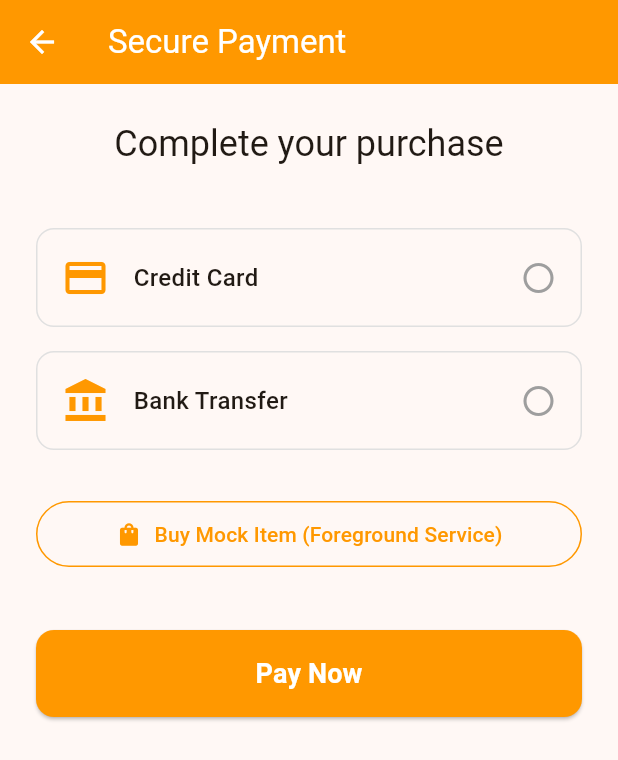
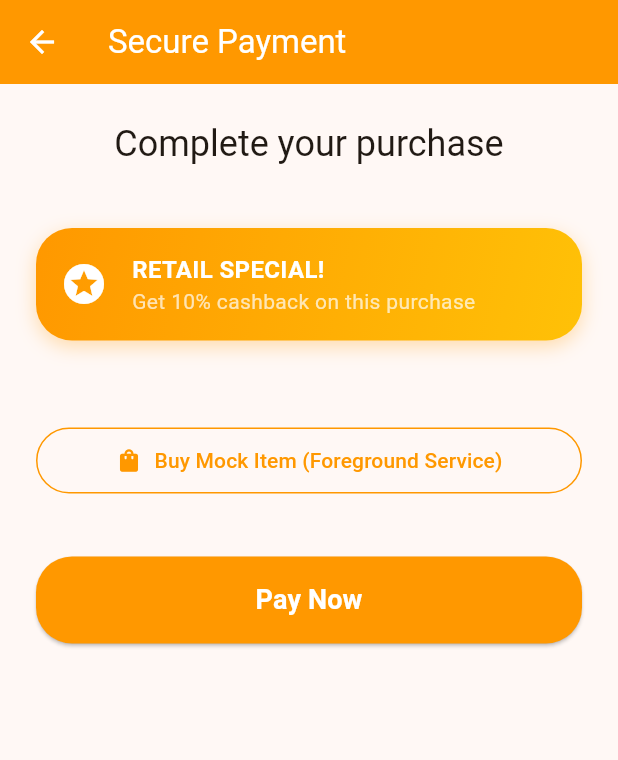
Before and after one commit to vitderkach/e_commerce_test_project, a Flutter app: the screen it shows after launch, after a tap on "Go to Payment", on a phone screen of 412 x 824 dp. Shown: the top 760 px of the screen. Run offline on Flutter 3.47's test engine with Material 3 defaults, Android fonts, the phone set to English and light mode, and no system bars; our stand-ins replace get_it; missing offline and left inert: statsfl.

Commit message:
Removed mocked widgets

```diff
--- a/lib/core/tenant/retail_shop_tenant.dart
+++ b/lib/core/tenant/retail_shop_tenant.dart
@@ -12,13 +12,28 @@ class RetailShopTenant implements TenantConfig {
         colorScheme: ColorScheme.fromSeed(
           seedColor: Colors.orange,
           primary: Colors.orange,
+          secondary: Colors.amber,
         ),
         extensions: [
           const AppThemeExtension(
             primaryColor: Colors.orange,
-            accentColor: Colors.deepOrangeAccent,
-            borderRadius: 12.0,
+            accentColor: Colors.amber,
+            borderRadius: 24.0,
           ),
         ],
+        elevatedButtonTheme: ElevatedButtonThemeData(
+          style: ElevatedButton.styleFrom(
+            shape: RoundedRectangleBorder(
+              borderRadius: BorderRadius.circular(24.0),
+            ),
+          ),
+        ),
+        outlinedButtonTheme: OutlinedButtonThemeData(
+          style: OutlinedButton.styleFrom(
+            shape: RoundedRectangleBorder(
+              borderRadius: BorderRadius.circular(24.0),
+            ),
+          ),
+        ),
       );
 }
--- a/lib/core/tenant/utility_pay_tenant.dart
+++ b/lib/core/tenant/utility_pay_tenant.dart
@@ -10,15 +10,35 @@ class UtilityPayTenant implements TenantConfig {
   ThemeData get themeData => ThemeData(
         useMaterial3: true,
         colorScheme: ColorScheme.fromSeed(
-          seedColor: Colors.blue,
-          primary: Colors.blue,
+          seedColor: const Color(0xFF1A237E), // Navy 900
+          primary: const Color(0xFF1A237E),
+          secondary: const Color(0xFF455A64), // Slate
         ),
         extensions: [
           const AppThemeExtension(
-            primaryColor: Colors.blue,
-            accentColor: Colors.lightBlueAccent,
-            borderRadius: 4.0,
+            primaryColor: Color(0xFF1A237E),
+            accentColor: Color(0xFF455A64),
+            borderRadius: 0.0, // Sharp edges
           ),
         ],
+        elevatedButtonTheme: ElevatedButtonThemeData(
+          style: ElevatedButton.styleFrom(
+            shape: const RoundedRectangleBorder(
+              borderRadius: BorderRadius.zero,
+            ),
+          ),
+        ),
+        outlinedButtonTheme: OutlinedButtonThemeData(
+          style: OutlinedButton.styleFrom(
+            shape: const RoundedRectangleBorder(
+              borderRadius: BorderRadius.zero,
+            ),
+          ),
+        ),
+        cardTheme: const CardThemeData(
+          shape: RoundedRectangleBorder(
+            borderRadius: BorderRadius.zero,
+          ),
+        ),
       );
 }
--- a/lib/main.dart
+++ b/lib/main.dart
@@ -3,7 +3,6 @@ import 'package:flutter/material.dart';
 import 'package:flutter/services.dart';
 import 'core/flavor/flavor_config.dart';
 import 'core/tenant/tenant_config.dart';
-import 'core/theme/app_theme_extension.dart';
 import 'core/di/injection.dart';
 import 'presentation/pages/payment_page.dart';
 import 'core/security/security_service.dart';
@@ -13,11 +12,8 @@ void main() async {
 
   await Injection.init();
 
-  // Request notification permission on app start (Android 13+)
   getIt<SecurityService>().requestNotificationPermission();
 
-  // In Flutter 3.16+, appFlavor from services.dart provides the flavor
-  // passed via the --flavor flag during build/run.
   FlavorConfig.initialize(appFlavor);
 
   runApp(const MultiTenantApp());
@@ -60,8 +56,6 @@ class TenantHomePage extends StatelessWidget {
               'Welcome to $title',
               style: Theme.of(context).textTheme.headlineMedium,
             ),
-            const SizedBox(height: 20),
-            const TenantBrandedWidget(),
             const SizedBox(height: 40),
             ElevatedButton.icon(
               onPressed: () {
@@ -94,30 +88,3 @@ class TenantHomePage extends StatelessWidget {
     );
   }
 }
-
-class TenantBrandedWidget extends StatelessWidget {
-  const TenantBrandedWidget({super.key});
-
-  @override
-  Widget build(BuildContext context) {
-    // Accessing tenant-specific theme tokens via ThemeExtension
-    final themeExt = Theme.of(context).extension<AppThemeExtension>()!;
-
-    return Container(
-      padding: const EdgeInsets.all(16),
-      decoration: BoxDecoration(
-        color: themeExt.accentColor.withValues(alpha: 0.2),
-        borderRadius: BorderRadius.circular(themeExt.borderRadius),
-        border: Border.all(color: themeExt.primaryColor, width: 2),
-      ),
-      child: Text(
-        'This widget is styled using ThemeExtension\nBorder Radius: ${themeExt.borderRadius}',
-        textAlign: TextAlign.center,
-        style: TextStyle(
-          color: themeExt.primaryColor,
-          fontWeight: FontWeight.bold,
-        ),
-      ),
-    );
-  }
-}
--- a/lib/presentation/pages/payment_page.dart
+++ b/lib/presentation/pages/payment_page.dart
@@ -1,9 +1,9 @@
 import 'package:flutter/material.dart';
-import 'package:statsfl/statsfl.dart';
 import '../../core/theme/app_theme_extension.dart';
 import '../../core/di/injection.dart';
 import '../../core/security/security_service.dart';
-import '../widgets/security_scanner_animation.dart';
+import '../../core/flavor/flavor_config.dart';
+import '../../core/flavor/app_flavor.dart';
 
 class PaymentPage extends StatefulWidget {
   const PaymentPage({super.key});
@@ -59,6 +59,7 @@ class _PaymentPageState extends State<PaymentPage> {
   @override
   Widget build(BuildContext context) {
     final themeExt = Theme.of(context).extension<AppThemeExtension>()!;
+    final isUtility = FlavorConfig.instance.flavor == AppFlavor.utilityPay;
 
     return Scaffold(
       appBar: AppBar(
@@ -68,7 +69,7 @@ class _PaymentPageState extends State<PaymentPage> {
       ),
       body: SingleChildScrollView(
         child: Padding(
-          padding: const EdgeInsets.all(24.0),
+          padding: EdgeInsets.all(isUtility ? 16.0 : 24.0),
           child: Column(
             crossAxisAlignment: CrossAxisAlignment.stretch,
             children: [
@@ -77,21 +78,13 @@ class _PaymentPageState extends State<PaymentPage> {
                 style: Theme.of(context).textTheme.headlineSmall,
                 textAlign: TextAlign.center,
               ),
-            const SizedBox(height: 40),
-            _buildPaymentMethod(
-              context,
-              icon: Icons.credit_card,
-              label: 'Credit Card',
-              themeExt: themeExt,
-            ),
-            const SizedBox(height: 16),
-            _buildPaymentMethod(
-              context,
-              icon: Icons.account_balance,
-              label: 'Bank Transfer',
-              themeExt: themeExt,
-            ),
-            const SizedBox(height: 32),
+            SizedBox(height: isUtility ? 24 : 40),
+              if (FlavorConfig.instance.flavor == AppFlavor.retailShop)
+                _buildPromoBanner(context, themeExt),
+              if (isUtility)
+                _buildBillBreakdown(context, themeExt),
+
+            SizedBox(height: isUtility ? 16 : 32),
             OutlinedButton.icon(
               onPressed: () {
                 getIt<SecurityService>().startPayment();
@@ -128,33 +121,6 @@ class _PaymentPageState extends State<PaymentPage> {
     ),);
   }
 
-  Widget _buildPaymentMethod(
-    BuildContext context, {
-    required IconData icon,
-    required String label,
-    required AppThemeExtension themeExt,
-  }) {
-    return Container(
-      padding: const EdgeInsets.all(16),
-      decoration: BoxDecoration(
-        border: Border.all(color: Colors.grey.shade300),
-        borderRadius: BorderRadius.circular(themeExt.borderRadius),
-      ),
-      child: Row(
-        children: [
-          Icon(icon, color: themeExt.primaryColor, size: 32),
-          const SizedBox(width: 16),
-          Text(
-            label,
-            style: const TextStyle(fontSize: 16, fontWeight: FontWeight.w500),
-          ),
-          const Spacer(),
-          const Icon(Icons.radio_button_off, color: Colors.grey),
-        ],
-      ),
-    );
-  }
-
   void _processPayment(BuildContext context, AppThemeExtension themeExt) {
     showDialog(
       context: context,
@@ -173,4 +139,125 @@ class _PaymentPageState extends State<PaymentPage> {
       ),
     );
   }
+
+  Widget _buildBillBreakdown(BuildContext context, AppThemeExtension themeExt) {
+    return Container(
+      margin: const EdgeInsets.only(bottom: 24),
+      padding: const EdgeInsets.all(12),
+      decoration: BoxDecoration(
+        color: Colors.grey.shade100,
+        border: Border.all(color: themeExt.primaryColor, width: 1),
+      ),
+      child: Column(
+        crossAxisAlignment: CrossAxisAlignment.start,
+        children: [
+          Text(
+            'BILL BREAKDOWN',
+            style: TextStyle(
+              fontWeight: FontWeight.bold,
+              fontSize: 12,
+              color: themeExt.primaryColor,
+              letterSpacing: 1.2,
+            ),
+          ),
+          const Divider(thickness: 1),
+          _buildBillItem('Previous Balance', '\$142.50'),
+          _buildBillItem('Current Usage (450kWh)', '\$67.50'),
+          _buildBillItem('Maintenance Fee', '\$12.00'),
+          _buildBillItem('Late Payment Fee', '\$5.00'),
+          const Divider(thickness: 1),
+          Row(
+            mainAxisAlignment: MainAxisAlignment.spaceBetween,
+            children: [
+              const Text(
+                'TOTAL DUE',
+                style: TextStyle(fontWeight: FontWeight.bold),
+              ),
+              Text(
+                '\$227.00',
+                style: TextStyle(
+                  fontWeight: FontWeight.bold,
+                  color: themeExt.primaryColor,
+                ),
+              ),
+            ],
+          ),
+        ],
+      ),
+    );
+  }
+
+  Widget _buildBillItem(String label, String value) {
+    return Padding(
+      padding: const EdgeInsets.symmetric(vertical: 2),
+      child: Row(
+        mainAxisAlignment: MainAxisAlignment.spaceBetween,
+        children: [
+          Text(label, style: const TextStyle(fontSize: 13)),
+          Text(value, style: const TextStyle(fontSize: 13, fontWeight: FontWeight.w500)),
+        ],
+      ),
+    );
+  }
+
+  Widget _buildPromoBanner(BuildContext context, AppThemeExtension themeExt) {
+    return TweenAnimationBuilder<double>(
+      tween: Tween(begin: 0.0, end: 1.0),
+      duration: const Duration(milliseconds: 800),
+      curve: Curves.easeOutBack,
+      builder: (context, value, child) {
+        return Transform.scale(
+          scale: value,
+          child: Opacity(
+            opacity: value.clamp(0.0, 1.0),
+            child: child,
+          ),
+        );
+      },
+      child: Container(
+        margin: const EdgeInsets.only(bottom: 24),
+        padding: const EdgeInsets.all(16),
+        decoration: BoxDecoration(
+          gradient: LinearGradient(
+            colors: [themeExt.primaryColor, themeExt.accentColor],
+            begin: Alignment.topLeft,
+            end: Alignment.bottomRight,
+          ),
+          borderRadius: BorderRadius.circular(themeExt.borderRadius),
+          boxShadow: [
+            BoxShadow(
+              color: themeExt.primaryColor.withValues(alpha: 0.3),
+              blurRadius: 10,
+              offset: const Offset(0, 4),
+            ),
+          ],
+        ),
+        child: const Row(
+          children: [
+            Icon(Icons.stars, color: Colors.white, size: 32),
+            SizedBox(width: 16),
+            Expanded(
+              child: Column(
+                crossAxisAlignment: CrossAxisAlignment.start,
+                children: [
+                  Text(
+                    'RETAIL SPECIAL!',
+                    style: TextStyle(
+                      color: Colors.white,
+                      fontWeight: FontWeight.bold,
+                      fontSize: 16,
+                    ),
+                  ),
+                  Text(
+                    'Get 10% cashback on this purchase',
+                    style: TextStyle(color: Colors.white70, fontSize: 14),
+                  ),
+                ],
+              ),
+            ),
+          ],
+        ),
+      ),
+    );
+  }
 }
```
